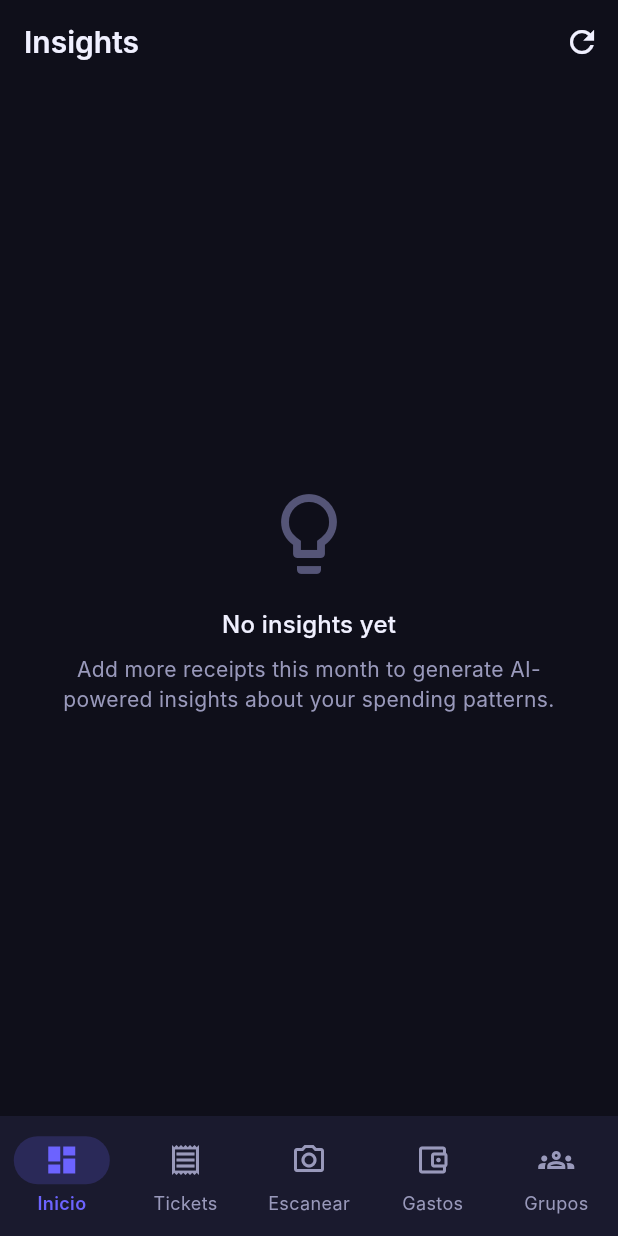
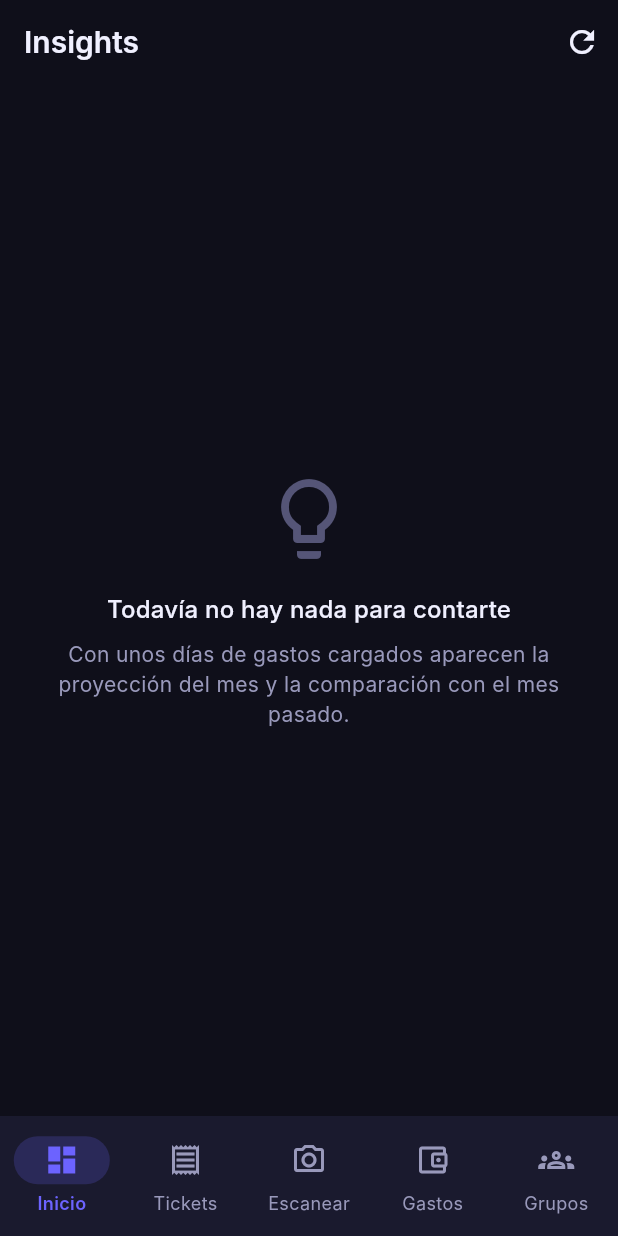
Before and after one commit to M-Borba/receipt-ai-finance-assistant, a Flutter app: the InsightsScreen screen opened by its route, after a tap on the "refresh" icon, on a phone screen of 412 x 824 dp. Run offline on Flutter 3.47's test engine with Material 3 defaults, Android fonts, the phone set to English and light mode, and no system bars; our stand-ins replace cached_network_image, cloud_firestore, cross_file, dartz, dio, equatable and 14 more; missing offline and left inert: dart:js_interop, google_mlkit_text_recognition, graphify; accounts and stored records are empty; generated files the repository leaves out were written again; Roboto replaces fonts that are missing (Inter).

Commit message:
Insights calculados y recordatorio de gastos fijos en el calendario
La pantalla de insights estaba casi siempre vacia en produccion: la IA
apunta a localhost y el plan B solo sabia decir cuanto se gasto en
delivery. Ahora hay insights calculados con los gastos, que andan
siempre, offline, y con numeros exactos:

- a este ritmo cerras el mes en tanto
- vas X% arriba o abajo del mes pasado, A LA MISMA ALTURA del mes
  (comparar 8 dias con un mes entero siempre daba "gastaste menos")
- la categoria que mas subio, con umbral para no avisar ruido
- el comercio al que mas fuiste

La IA quedo en su propio provider con el cacheo de siempre, y se suma
si responde. Su plan B de delivery se saco porque lo repetia.

Gastos fijos: lo que pagaste los ultimos tres meses, una vez por mes,
dentro de un 25% de la mediana (la luz cambia, pero el super de $300 y
el de $9.000 no son una factura). Si este mes no aparece, la app avisa,
recien cerca del dia en que lo pagas siempre. Y "Recordarmelo" baja un
.ics con repeticion mensual y alarma: avisa el calendario del celular
con la app cerrada, sin servidor y sin depender de la PWA instalada.
Los dias 29 a 31 se corren al 28, que existe en todos los meses.

Los textos de la pantalla de insights quedaron en castellano. Docs
actualizados, incluidas las fases 2 y 3 de grupos.

318 tests, analyze en 0 errores.

Co-Authored-By: Claude Opus 5.5 <noreply@anthropic.com>

```diff
--- a/lib/features/dashboard/presentation/screens/dashboard_screen.dart
+++ b/lib/features/dashboard/presentation/screens/dashboard_screen.dart
@@ -389,7 +389,7 @@ class _InsightsSummary extends StatelessWidget {
                   const Icon(Icons.lightbulb_outline, color: AppColors.textMuted),
                   const SizedBox(width: 12),
                   Text(
-                    'Add more receipts to get insights',
+                    'Cargá algunos gastos y acá aparece cómo viene el mes',
                     style: Theme.of(context).textTheme.bodyMedium,
                   ),
                 ],
--- /dev/null
+++ b/lib/features/insights/domain/insights_locales.dart
@@ -0,0 +1,255 @@
+import '../../../core/format/money.dart';
+import '../../../services/classification/merchant_classifier.dart';
+import '../../expenses/domain/entities/expense_entity.dart';
+import 'entities/insight_entity.dart';
+
+/// Insights calculados con los gastos, sin IA.
+///
+/// En produccion la IA no llega (apunta a Ollama en localhost) y el plan B
+/// solo sabia decir cuanto se gasto en delivery, asi que la pantalla de
+/// insights quedaba casi siempre vacia. Esto anda siempre, offline y gratis, y
+/// los numeros son exactos: no los inventa un modelo.
+///
+/// Todo es logica pura sobre una lista de gastos y una fecha, para poder
+/// testearlo sin reloj ni Firestore.
+List<InsightEntity> insightsLocales({
+  required List<ExpenseEntity> gastos,
+  required DateTime hoy,
+  required String userId,
+}) {
+  final mes = DateTime(hoy.year, hoy.month);
+  InsightEntity nuevo(String id, String icon, InsightType type, String title,
+          String description) =>
+      InsightEntity(
+        id: 'local_$id',
+        userId: userId,
+        month: mes,
+        title: title,
+        description: description,
+        type: type,
+        icon: icon,
+        createdAt: hoy,
+      );
+
+  final dia = hoy.day;
+  final diasMes = DateTime(hoy.year, hoy.month + 1, 0).day;
+  final mesAnterior = DateTime(hoy.year, hoy.month - 1);
+  final diasMesAnterior = DateTime(hoy.year, hoy.month, 0).day;
+
+  bool esDe(ExpenseEntity e, DateTime m) =>
+      e.date.year == m.year && e.date.month == m.month;
+
+  // "A esta altura": del mes anterior solo cuenta hasta el mismo dia. Comparar
+  // 8 dias de este mes con el mes pasado entero siempre da "gastaste menos".
+  final actual = gastos.where((e) => esDe(e, mes) && e.date.day <= dia);
+  final anteriorALaAltura = gastos.where((e) =>
+      esDe(e, mesAnterior) &&
+      e.date.day <= (dia < diasMesAnterior ? dia : diasMesAnterior));
+  final anteriorEntero = gastos.where((e) => esDe(e, mesAnterior));
+
+  int suma(Iterable<ExpenseEntity> xs) =>
+      xs.fold<int>(0, (a, e) => a + e.amountCents);
+
+  final totalActual = suma(actual);
+  final totalAnterior = suma(anteriorALaAltura);
+  final totalAnteriorEntero = suma(anteriorEntero);
+  final salida = <InsightEntity>[];
+
+  // 1. Gastos fijos que todavia no aparecen este mes: es lo mas accionable.
+  for (final f in detectarFijos(gastos: gastos, hoy: hoy)) {
+    if (f.pagadoEsteMes || dia < f.diaTipico - 2) continue;
+    salida.add(nuevo(
+      'fijo_${f.clave}',
+      '🔔',
+      InsightType.warning,
+      'Todavía no pagaste ${f.nombre} este mes',
+      'Lo pagaste los últimos ${f.meses} meses, cerca del día ${f.diaTipico}, '
+          'por unos ${Money.format(f.montoTipico)}.',
+    ));
+  }
+
+  if (totalActual > 0) {
+    // 2. Proyeccion. Antes del dia 5 un par de compras grandes la disparan.
+    if (dia >= 5 && dia < diasMes) {
+      final proyeccion = totalActual * diasMes ~/ dia;
+      final contra = totalAnteriorEntero > 0
+          ? ' El mes pasado fueron ${Money.format(totalAnteriorEntero)}.'
+          : '';
+      salida.add(nuevo(
+        'proyeccion',
+        '📈',
+        totalAnteriorEntero > 0 && proyeccion > totalAnteriorEntero * 11 ~/ 10
+            ? InsightType.warning
+            : InsightType.pattern,
+        'A este ritmo cerrás el mes en ${Money.format(proyeccion)}',
+        'Llevás ${Money.format(totalActual)} en $dia días.$contra',
+      ));
+    }
+
+    // 3. Contra el mes pasado a la misma altura, si la diferencia se nota.
+    if (dia >= 3 && totalAnterior > 0) {
+      final pct = ((totalActual - totalAnterior) * 100 / totalAnterior).round();
+      if (pct.abs() >= 10) {
+        salida.add(nuevo(
+          'vs_anterior',
+          pct > 0 ? '⬆️' : '⬇️',
+          pct > 0 ? InsightType.behavior : InsightType.saving,
+          pct > 0
+              ? 'Vas $pct% arriba del mes pasado'
+              : 'Vas ${-pct}% abajo del mes pasado',
+          'Al día $dia llevás ${Money.format(totalActual)}; el mes pasado, a '
+              'esta altura, ${Money.format(totalAnterior)}.',
+        ));
+      }
+    }
+
+    // 4. La categoria que mas subio, a la misma altura.
+    final porCatActual = _porCategoria(actual);
+    final porCatAnterior = _porCategoria(anteriorALaAltura);
+    ExpenseCategory? peor;
+    var peorDiff = 0;
+    for (final e in porCatActual.entries) {
+      final antes = porCatAnterior[e.key] ?? 0;
+      final diff = e.value - antes;
+      // Al menos $500 y un 30% mas: lo que esta por debajo es ruido.
+      if (diff >= 50000 && e.value * 10 >= antes * 13 && diff > peorDiff) {
+        peor = e.key;
+        peorDiff = diff;
+      }
+    }
+    if (peor != null) {
+      salida.add(nuevo(
+        'categoria_${peor.name}',
+        peor.emoji,
+        InsightType.warning,
+        '${peor.label} subió ${Money.format(peorDiff)}',
+        'Llevás ${Money.format(porCatActual[peor]!)} contra '
+            '${Money.format(porCatAnterior[peor] ?? 0)} el mes pasado a esta '
+            'altura.',
+      ));
+    }
+
+    // 5. El comercio que mas se repite en el mes.
+    final visitas = <String, ({String nombre, int veces, int cents})>{};
+    for (final e in actual) {
+      final nombre = e.storeName?.trim();
+      if (nombre == null || nombre.isEmpty) continue;
+      final k = _claveComercio(nombre);
+      final v = visitas[k];
+      visitas[k] = (
+        nombre: v?.nombre ?? nombre,
+        veces: (v?.veces ?? 0) + 1,
+        cents: (v?.cents ?? 0) + e.amountCents,
+      );
+    }
+    final frecuente = visitas.values
+        .where((v) => v.veces >= 3)
+        .fold<({String nombre, int veces, int cents})?>(
+            null, (a, b) => a == null || b.veces > a.veces ? b : a);
+    if (frecuente != null) {
+      salida.add(nuevo(
+        'frecuente',
+        '🔁',
+        InsightType.pattern,
+        'Fuiste ${frecuente.veces} veces a ${frecuente.nombre}',
+        'Suman ${Money.format(frecuente.cents)} este mes, unos '
+            '${Money.format(frecuente.cents ~/ frecuente.veces)} por vez.',
+      ));
+    }
+  }
+
+  return salida;
+}
+
+/// Clave para juntar el mismo comercio escrito distinto: "UTE", "U.T.E." y
+/// "ute" son uno solo, igual que "TA-TA" y "Ta Ta". Mas agresiva que la de la
+/// memoria de comercios porque aca solo agrupa, no se guarda.
+String _claveComercio(String nombre) =>
+    MerchantClassifier.normalize(nombre).replaceAll(RegExp(r'[^a-z0-9]'), '');
+
+Map<ExpenseCategory, int> _porCategoria(Iterable<ExpenseEntity> xs) {
+  final m = <ExpenseCategory, int>{};
+  for (final e in xs) {
+    m[e.category] = (m[e.category] ?? 0) + e.amountCents;
+  }
+  return m;
+}
+
+/// Algo que se paga todos los meses: UTE, el alquiler, Netflix.
+class GastoFijo {
+  const GastoFijo({
+    required this.clave,
+    required this.nombre,
+    required this.montoTipico,
+    required this.diaTipico,
+    required this.meses,
+    required this.pagadoEsteMes,
+  });
+
+  /// Nombre normalizado, para identificarlo entre escaneos.
+  final String clave;
+
+  /// Como lo escribiste la ultima vez.
+  final String nombre;
+  final int montoTipico;
+  final int diaTipico;
+
+  /// En cuantos de los meses mirados aparecio.
+  final int meses;
+  final bool pagadoEsteMes;
+}
+
+/// Lo que pagaste en cada uno de los ultimos [mesesMirados] meses completos,
+/// por un monto parecido.
+///
+/// "Parecido" es dentro de un 25% de la mediana: la luz y el agua cambian de
+/// un mes a otro, pero un super de $300 y otro de $9.000 no son un gasto fijo
+/// aunque sean del mismo comercio. Y tiene que haber UN pago por mes: el super
+/// al que vas cinco veces no es una factura.
+List<GastoFijo> detectarFijos({
+  required List<ExpenseEntity> gastos,
+  required DateTime hoy,
+  int mesesMirados = 3,
+}) {
+  final meses = [
+    for (var i = 1; i <= mesesMirados; i++) DateTime(hoy.year, hoy.month - i),
+  ];
+  final porComercio = <String, List<ExpenseEntity>>{};
+  for (final e in gastos) {
+    final nombre = e.storeName?.trim();
+    if (nombre == null || nombre.isEmpty) continue;
+    porComercio.putIfAbsent(_claveComercio(nombre), () => []).add(e);
+  }
+
+  final salida = <GastoFijo>[];
+  porComercio.forEach((clave, lista) {
+    final enMeses = <ExpenseEntity>[];
+    for (final m in meses) {
+      final delMes = lista
+          .where((e) => e.date.year == m.year && e.date.month == m.month)
+          .toList();
+      if (delMes.length != 1) return;
+      enMeses.add(delMes.single);
+    }
+
+    final montos = enMeses.map((e) => e.amountCents).toList()..sort();
+    final mediana = montos[montos.length ~/ 2];
+    if (mediana <= 0) return;
+    if (montos.any((c) => (c - mediana).abs() * 4 > mediana)) return;
+
+    final dias = enMeses.map((e) => e.date.day).toList()..sort();
+    final ultimo = lista.reduce((a, b) => a.date.isAfter(b.date) ? a : b);
+    salida.add(GastoFijo(
+      clave: clave,
+      nombre: ultimo.storeName!.trim(),
+      montoTipico: mediana,
+      diaTipico: dias[dias.length ~/ 2],
+      meses: mesesMirados,
+      pagadoEsteMes: lista.any(
+          (e) => e.date.year == hoy.year && e.date.month == hoy.month),
+    ));
+  });
+
+  salida.sort((a, b) => a.diaTipico.compareTo(b.diaTipico));
+  return salida;
+}
--- a/lib/features/insights/presentation/providers/insights_provider.dart
+++ b/lib/features/insights/presentation/providers/insights_provider.dart
@@ -3,10 +3,51 @@ import 'package:riverpod_annotation/riverpod_annotation.dart';
 import '../../../../services/ai/ai_service.dart';
 import '../../../auth/presentation/providers/auth_provider.dart';
 import '../../../expenses/presentation/providers/expense_provider.dart';
+import '../../../expenses/presentation/providers/mes_actual_provider.dart';
 import '../../domain/entities/insight_entity.dart';
 import '../../domain/entities/monthly_spending_summary.dart';
+import '../../domain/insights_locales.dart';
 
 part 'insights_provider.g.dart';
+
+/// Lo que muestran el dashboard y la pantalla de insights: los calculados
+/// primero, que estan siempre, y despues los de la IA si llegaron.
+///
+/// No espera a la IA: mientras genera (o cuando falla, que en produccion es
+/// siempre) se ven los calculados igual. Cuando responde, este provider se
+/// recalcula solo porque la mira con `watch`.
+@riverpod
+Future<List<InsightEntity>> monthlyInsights(Ref ref) async {
+  final userId = ref.watch(authStateProvider).value?.uid;
+  if (userId == null) return const [];
+
+  final gastos = ref.watch(expensesStreamProvider).value ?? const [];
+  final mes = ref.watch(mesActualProvider);
+  // El dia sale del reloj, pero acotado al mes de MesActual: si la pestana
+  // quedo abierta y el reloj ya paso al mes siguiente, se toma el ultimo dia
+  // del mes que se esta mostrando, en vez de mezclar dos meses.
+  final ahora = DateTime.now();
+  final hoy = ahora.year == mes.year && ahora.month == mes.month
+      ? ahora
+      : DateTime(mes.year, mes.month + 1, 0, 12);
+
+  return [
+    ...insightsLocales(gastos: gastos, hoy: hoy, userId: userId),
+    ...?ref.watch(aiInsightsProvider).value,
+  ];
+}
+
+/// Los gastos fijos detectados, para ofrecer el recordatorio en el calendario.
+@riverpod
+List<GastoFijo> gastosFijos(Ref ref) {
+  final gastos = ref.watch(expensesStreamProvider).value ?? const [];
+  final mes = ref.watch(mesActualProvider);
+  final ahora = DateTime.now();
+  final hoy = ahora.year == mes.year && ahora.month == mes.month
+      ? ahora
+      : DateTime(mes.year, mes.month + 1, 0, 12);
+  return detectarFijos(gastos: gastos, hoy: hoy);
+}
 
 /// Genera los insights del mes con IA.
 ///
@@ -16,7 +57,7 @@ part 'insights_provider.g.dart';
 /// invalidaba y disparaba otra llamada al modelo: latencia y costo por cada
 /// escritura, incluida la del propio recibo recién escaneado.
 @riverpod
-Future<List<InsightEntity>> monthlyInsights(Ref ref) async {
+Future<List<InsightEntity>> aiInsights(Ref ref) async {
   final userId = ref.watch(authStateProvider).value?.uid;
   if (userId == null) return const [];
 
--- a/lib/services/ai/ai_service.dart
+++ b/lib/services/ai/ai_service.dart
@@ -147,8 +147,10 @@ Genera 3 a 5 observaciones. Devuelve SOLO un array JSON:
       final json = _extractJsonArray(response);
       return json.map((item) => InsightEntity.fromAiResponse(item, userId, month)).toList();
     } catch (e) {
-      _log.e('Failed to generate AI insights', error: e);
-      return _fallbackInsights(categoryTotals, totalCents, userId, month);
+      // Sin plan B propio: los insights calculados (insightsLocales) se
+      // muestran siempre, y el viejo de delivery los repetia.
+      _log.w('Failed to generate AI insights', error: e);
+      return const [];
     }
   }
 
@@ -166,27 +168,4 @@ Genera 3 a 5 observaciones. Devuelve SOLO un array JSON:
     final list = jsonDecode(text.substring(start, end + 1)) as List;
     return list.cast<Map<String, dynamic>>();
   }
-
-  List<InsightEntity> _fallbackInsights(
-    Map<ExpenseCategory, int> totals,
-    int totalCents,
-    String userId,
-    DateTime month,
-  ) {
-    final insights = <InsightEntity>[];
-    if (totals.containsKey(ExpenseCategory.delivery)) {
-      final pct = ((totals[ExpenseCategory.delivery]! / totalCents) * 100).round();
-      insights.add(InsightEntity(
-        id: 'fallback_delivery',
-        userId: userId,
-        month: month,
-        title: 'Gasto en delivery',
-        description: 'El delivery fue el $pct% de tus gastos del mes.',
-        type: InsightType.pattern,
-        icon: '🚚',
-        createdAt: DateTime.now(),
-      ));
-    }
-    return insights;
-  }
 }
```
Also changed, not shown: lib/features/insights/domain/recordatorio_ics.dart (added, +76 -0 lines), lib/features/insights/presentation/screens/insights_screen.dart (+90 -98 lines), 3 other files.
